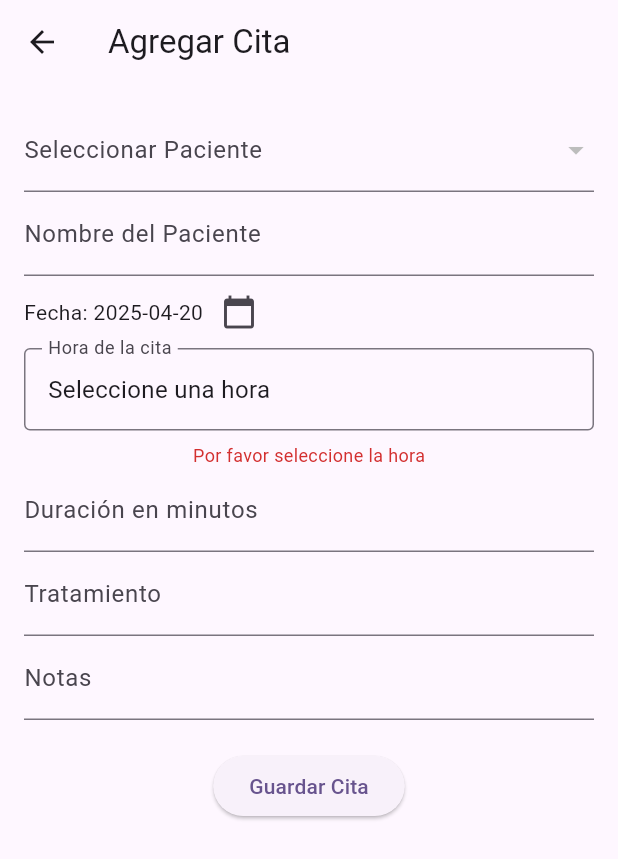
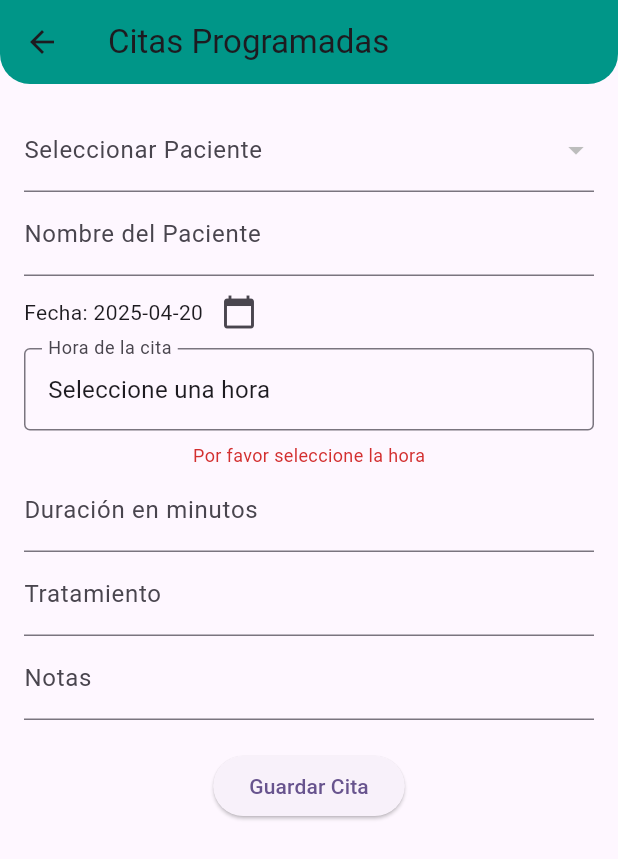
Before and after one commit to PatoV16/MedicDental_Desktop, a Flutter app: the screen it shows after launch, after a tap on the "event" icon, after a tap on the "add" icon, on a phone screen of 412 x 824 dp. Shown: the top 859 px of the screen. Run offline on Flutter 3.47's test engine with Material 3 defaults, Android fonts, the phone set to English and light mode, and no system bars; our stand-ins replace file_picker, google_fonts, image_picker, lucide_icons, pdf, photo_view and 4 more; accounts and stored records are empty; network calls fail.

Commit message:
add logo, fix appbar

```diff
--- a/medic_dental_desktop/lib/database/helper.database.dart
+++ b/medic_dental_desktop/lib/database/helper.database.dart
@@ -465,7 +465,7 @@ Future<int> deleteRecaudoDiario(int id) async {
     whereArgs: [id],
   );
 }
-//CRUD INVENTARIO
+//CRUD
 //productos
 Future<int> insertProducto(Map<String, dynamic> producto) async {
   final db = await database;
--- a/medic_dental_desktop/lib/main.dart
+++ b/medic_dental_desktop/lib/main.dart
@@ -30,6 +30,7 @@ class MyApp extends StatelessWidget {
       ),
       // 👇 Aquí agregamos los delegados y locales soportad
       home: SplashScreen(),
+      debugShowCheckedModeBanner: false,
     );
   }
 }
--- a/medic_dental_desktop/lib/screens/appoinments/views/AppointmentFormScreen.dart
+++ b/medic_dental_desktop/lib/screens/appoinments/views/AppointmentFormScreen.dart
@@ -75,7 +75,15 @@ class _AddAppointmentScreenState extends State<AddAppointmentScreen> {
   @override
   Widget build(BuildContext context) {
     return Scaffold(
-      appBar: AppBar(title: Text("Agregar Cita")),
+      appBar: AppBar(
+  title: const Text("Citas Programadas"),
+  backgroundColor: Colors.teal,
+  shape: const RoundedRectangleBorder(
+    borderRadius: BorderRadius.vertical(
+      bottom: Radius.circular(20), // Redondea la parte inferior
+    ),
+  ),
+  ),
       body: Padding(
         padding: EdgeInsets.all(16.0),
         child: Form(
--- a/medic_dental_desktop/lib/screens/cuentas/views/CuentasDashboard.dart
+++ b/medic_dental_desktop/lib/screens/cuentas/views/CuentasDashboard.dart
@@ -35,6 +35,11 @@ class CuentasScreen extends StatelessWidget {
           title: const Text("Control Financiero", selectionColor: Colors.blue),
           centerTitle: true,
           backgroundColor: const Color.fromARGB(255, 239, 241, 241),
+          shape: const RoundedRectangleBorder(
+    borderRadius: BorderRadius.vertical(
+      bottom: Radius.circular(20), // Redondea la parte inferior
+    ),
+  ),
           bottom: TabBar(
             tabs: options.map((item) {
               return Tab(
--- a/medic_dental_desktop/lib/screens/dashboard/views/main.dashboard.dart
+++ b/medic_dental_desktop/lib/screens/dashboard/views/main.dashboard.dart
@@ -227,19 +227,20 @@ Future<void> _loadUpcomingAppointments() async {
                                             formattedTime,
                                             style: TextStyle(
                                               fontWeight: FontWeight.bold,
-                                              fontSize: 12,
+                                              fontSize: 10,
                                               color: const Color.fromARGB(255, 18, 120, 108),
                                             ),
                                           ),
                                           Text(
                                             formattedDate,
                                             style: TextStyle(
-                                              fontSize: 10,
+                                              fontSize: 8,
                                               color: Colors.grey[800],
                                             ),
                                           ),
                                         ],
                                       ),
+
                                     ),
                                     title: Text(
                                       appointment['patient_name'] ?? 'Paciente sin nombre',
--- a/medic_dental_desktop/lib/screens/dashboard/widgets/navbar/DrawerItemTile.widget.dart
+++ b/medic_dental_desktop/lib/screens/dashboard/widgets/navbar/DrawerItemTile.widget.dart
@@ -3,6 +3,7 @@ import 'dart:collection';
 import 'package:flutter/material.dart';
 import 'package:medic_dental_desktop/quiestion.dart';
 import 'package:medic_dental_desktop/screens/appoinments/views/CalendarAppointmentsScreen.dart';
+import 'package:medic_dental_desktop/screens/chatScreen/chat_screen.dart';
 import 'package:medic_dental_desktop/screens/cuentas/views/CuentasDashboard.dart';
 import 'package:medic_dental_desktop/screens/info/views/InformationScreen.dart';
 import 'package:medic_dental_desktop/screens/odontograms/views/OdontogramScreen.dart';
@@ -33,6 +34,7 @@ class _ExpandableSidebarState extends State<ExpandableSidebar> {
     'Cuentas': Color(0xFF039BE5),
     'Configuración': Color(0xFF7CB342),
     'Información': Color(0xFF8E24AA),
+    'Consulta Inteligente': Color.fromARGB(255, 255, 255, 0),
   };
 
   @override
@@ -68,6 +70,7 @@ class _ExpandableSidebarState extends State<ExpandableSidebar> {
                   _buildSidebarItem(Icons.account_balance_wallet, 'Cuentas', 4),
                   _buildSidebarItem(Icons.settings, 'Configuración', 5),
                   _buildSidebarItem(Icons.info, 'Información', 6),
+                  _buildSidebarItem(Icons.chat_bubble, 'Consulta Inteligente', 7 ),
                 ],
               ),
             ),
@@ -173,6 +176,9 @@ class _ExpandableSidebarState extends State<ExpandableSidebar> {
       case 6:
         page = InformacionClinicaScreen();
         break;
+      case 7:
+        page = ChatScreen();
+        break;
     }
 
     widget.onItemSelected(page);
--- a/medic_dental_desktop/lib/screens/info/views/InformationScreen.dart
+++ b/medic_dental_desktop/lib/screens/info/views/InformationScreen.dart
@@ -46,9 +46,14 @@ class _InformacionClinicaScreenState extends State<InformacionClinicaScreen> {
   Widget build(BuildContext context) {
     return Scaffold(
       appBar: AppBar(
-        title: const Text("Información del Negocio"),
-        backgroundColor: Colors.teal,
-      ),
+  title: const Text("Información del Negocio"),
+  backgroundColor: Colors.teal,
+  shape: const RoundedRectangleBorder(
+    borderRadius: BorderRadius.vertical(
+      bottom: Radius.circular(20), // Redondea la parte inferior
+    ),
+  ),
+),
       body: isLoading
           ? const Center(child: CircularProgressIndicator())
           : SingleChildScrollView(
```
Also changed, not shown: medic_dental_desktop/lib/screens/chatScreen/chat_screen.dart (added, +122 -0 lines), medic_dental_desktop/lib/screens/odontograms/views/PatientListScreen.dart (+7 -1 lines), medic_dental_desktop/lib/screens/patients/views/PatientsScreen.dart (+9 -1 lines), medic_dental_desktop/lib/screens/products/views/InventoryScreen.dart (+9 -1 lines), medic_dental_desktop/lib/screens/settings/view/SettingScreen.dart (+8 -4 lines), 1 other file.
